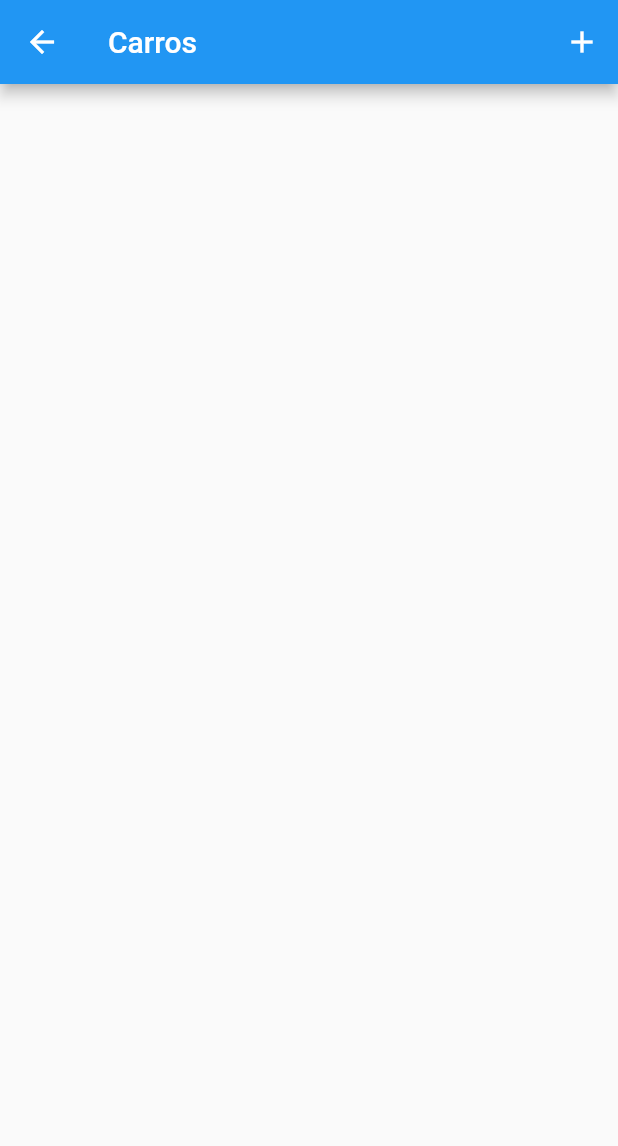
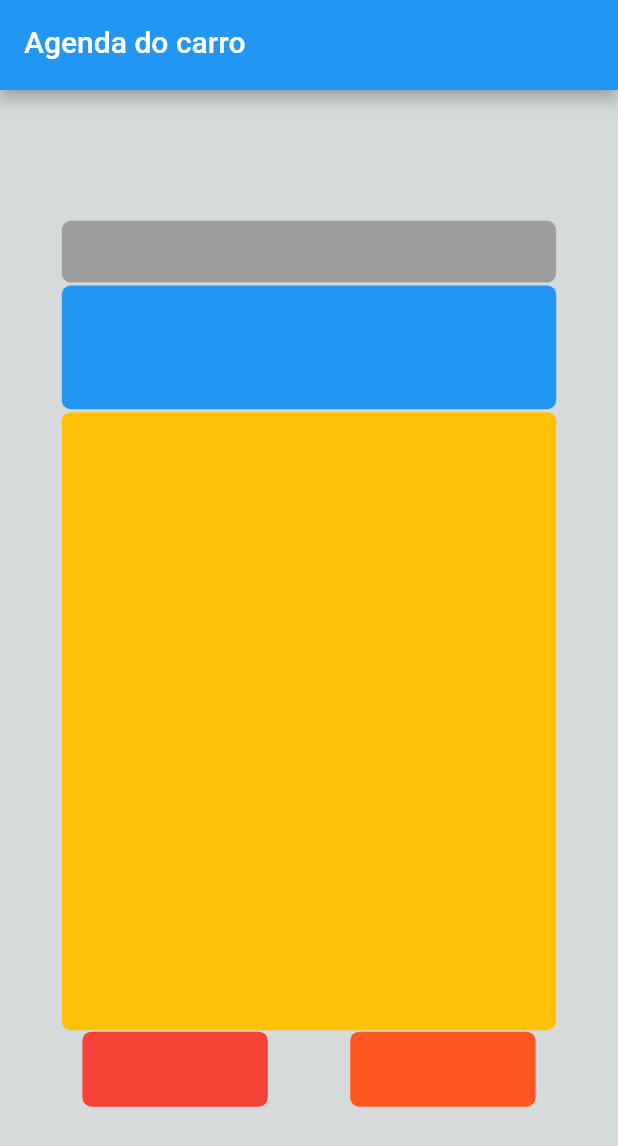
Before and after one commit to samuelserapiao/mobile_engineering_1aojr, a Flutter app: the screen it shows after launch, on a phone screen of 412 x 824 dp. Shown: the top 1146 px of the screen. Run offline on Flutter 3.47's test engine with Material 2 defaults, Android fonts, the phone set to English and light mode, and no system bars; our stand-ins replace cloud_firestore, firebase_core; missing offline and left inert: dart:ffi; accounts and stored records are empty.

Commit message:
mais telas

```diff
--- a/lib/cars/list_car.dart
+++ b/lib/cars/list_car.dart
@@ -1,7 +1,8 @@
 import 'package:cloud_firestore/cloud_firestore.dart';
 import 'package:flutter/material.dart';
+import 'package:mobile_engineering_1aojr/customs/buildAppBar.dart';
 
-import 'add_car2.dart';
+import 'add_car.dart';
 import 'model/car.dart';
 
 class ListCars extends StatefulWidget {
@@ -15,6 +16,7 @@ class _ListCarsState extends State<ListCars> {
   @override
   Widget build(BuildContext context) {
     return Scaffold(
+      // appBar: const BuildAppBar(title: 'Carros'),
       appBar: AppBar(
         title: const Text("Carros"),
         actions: [
@@ -24,7 +26,7 @@ class _ListCarsState extends State<ListCars> {
               Future future = Navigator.push(
                   context,
                   MaterialPageRoute(
-                    builder: (context) => AddCar(),
+                    builder: (context) => const AddCar(),
                   ));
               future.then((car) {
                 if (car != null) insertCar(car);
--- /dev/null
+++ b/lib/customs/buildAppBar.dart
@@ -0,0 +1,50 @@
+import 'package:flutter/material.dart';
+
+class BuildAppBar extends StatelessWidget implements PreferredSizeWidget {
+  final String title;
+
+  const BuildAppBar({Key? key, required this.title}) : super(key: key);
+
+  @override
+  Size get preferredSize => const Size.fromHeight(60.0);
+
+  @override
+  Widget build(BuildContext context) {
+    return AppBar(
+      title: Text(title),
+      // actions: [
+      //   PopupMenuButton(
+      //     itemBuilder: (context) => [
+      //       const PopupMenuItem(
+      //         value: 1,
+      //         child: Text("Início"),
+      //       ),
+      //       const PopupMenuItem(
+      //         value: 2,
+      //         child: Text("Selecionar veículo"),
+      //       ),
+      //       const PopupMenuItem(
+      //         value: 3,
+      //         child: Text("Cadastrar veículo"),
+      //       ),
+      //       const PopupMenuItem(
+      //         value: 4,
+      //         child: Text("Sair"),
+      //       ),
+      //     ],
+      //     onSelected: (int menu) {
+      //       String route = '/';
+      //       // if (menu == 0) Navigator.pushNamed(context, '/');
+      //       // if (menu == 1) Navigator.pushNamed(context, '/listCars');
+      //       // if (menu == 2) Navigator.pushNamed(context, '/addCar');
+      //
+      //       if (menu == 1) route = '/listCars';
+      //       if (menu == 2) route = '/addCar';
+      //
+      //       Navigator.pushNamed(context, route);
+      //     },
+      //   )
+      // ],
+    );
+  }
+}
--- a/lib/home/home.dart
+++ b/lib/home/home.dart
@@ -1,5 +1,11 @@
 import 'package:flutter/material.dart';
+import 'package:mobile_engineering_1aojr/cars/maintenance.dart';
+import 'package:mobile_engineering_1aojr/cars/update_mileage.dart';
+import 'package:mobile_engineering_1aojr/customs/buildAppBar.dart';
+import 'package:mobile_engineering_1aojr/home/schedule_car.dart';
+import 'package:mobile_engineering_1aojr/home/selected_car.dart';
 import 'package:mobile_engineering_1aojr/home/status_car.dart';
+
 import '../util/constants.dart';
 
 class Home extends StatelessWidget {
@@ -10,33 +16,49 @@ class Home extends StatelessWidget {
     return MaterialApp(
       home: Scaffold(
           backgroundColor: colorBackground,
-          appBar: AppBar(
-            actions: [
-              PopupMenuButton(
-                  itemBuilder: (context) => [
-                        const PopupMenuItem(
-                          value: 1,
-                          child: Text("Selecionar veículo"),
-                        ),
-                        const PopupMenuItem(
-                          value: 2,
-                          child: Text("Cadastrar veículo"),
-                        ),
-                        const PopupMenuItem(
-                          value: 3,
-                          child: Text("Sair"),
-                        )
-                      ])
-            ],
-          ),
+          appBar: const BuildAppBar(title: 'Agenda do carro'),
           body: Center(
-            child: Column(
-              mainAxisAlignment: MainAxisAlignment.spaceEvenly,
-              children: const [
-                // ListCars(),
-                StatusCar(),
-                // ScheduleCar()
-              ],
+            child: SingleChildScrollView(
+              child: Column(
+                mainAxisAlignment: MainAxisAlignment.spaceEvenly,
+                children: [
+                  // ListCars(),
+                  const SelectedCar(),
+                  const StatusCar(),
+                  const ScheduleCar(),
+                  Row(
+                    mainAxisAlignment: MainAxisAlignment.spaceEvenly,
+                    children: [
+                      Container(
+                        width: MediaQuery.of(context).size.width * 0.3,
+                        height: 50,
+                        decoration: BoxDecoration(
+                            color: Colors.red,
+                            borderRadius: BorderRadius.circular(6)),
+                        child: GestureDetector(onTap: () {
+                          Navigator.push(
+                              context,
+                              MaterialPageRoute(
+                                  builder: (context) => const UpdateMileage()));
+                        }),
+                      ),
+                      Container(
+                          width: MediaQuery.of(context).size.width * 0.3,
+                          height: 50,
+                          decoration: BoxDecoration(
+                              color: Colors.deepOrange,
+                              borderRadius: BorderRadius.circular(6)),
+                          child: GestureDetector(onTap: () {
+                            Navigator.push(
+                                context,
+                                MaterialPageRoute(
+                                    builder: (context) =>
+                                        const Maintenance()));
+                          }))
+                    ],
+                  )
+                ],
+              ),
             ),
           )),
     );
--- a/lib/home/schedule_car.dart
+++ b/lib/home/schedule_car.dart
@@ -10,17 +10,14 @@ class ScheduleCar extends StatefulWidget {
 class _ScheduleCarState extends State<ScheduleCar> {
   @override
   Widget build(BuildContext context) {
-    return FractionallySizedBox(
-      widthFactor: 0.9,
-      heightFactor: 0.5,
-      child: Container(
-        margin: const EdgeInsets.all(5.0),
-        padding: const EdgeInsets.all(1.0),
-        alignment: Alignment.topCenter,
-        decoration: const BoxDecoration(
-          color: Colors.amber,
-        ),
-      ),
+    return Container(
+      margin: const EdgeInsets.all(1.0),
+      padding: const EdgeInsets.all(1.0),
+      alignment: Alignment.topCenter,
+      width: MediaQuery.of(context).size.width * 0.8,
+      height: MediaQuery.of(context).size.height * 0.5,
+      decoration: BoxDecoration(
+          color: Colors.amber, borderRadius: BorderRadius.circular(6)),
     );
   }
 }
--- /dev/null
+++ b/lib/home/selected_car.dart
@@ -0,0 +1,34 @@
+import 'package:flutter/material.dart';
+import 'package:mobile_engineering_1aojr/cars/list_car.dart';
+
+class SelectedCar extends StatefulWidget {
+  const SelectedCar({Key? key}) : super(key: key);
+
+  @override
+  State<SelectedCar> createState() => _SelectedCarState();
+}
+
+class _SelectedCarState extends State<SelectedCar> {
+  @override
+  Widget build(BuildContext context) {
+    return GestureDetector(
+      onTap: (){
+        Navigator.push(
+          context,
+          MaterialPageRoute(
+              builder: (context) => const ListCars()
+          )
+        );
+      },
+      child: Container(
+        margin: const EdgeInsets.all(1.0),
+        padding: const EdgeInsets.all(1.0),
+        alignment: Alignment.topCenter,
+        width: MediaQuery.of(context).size.width * 0.8,
+        height: MediaQuery.of(context).size.height * 0.05,
+        decoration: BoxDecoration(
+            color: Colors.grey, borderRadius: BorderRadius.circular(6)),
+      ),
+    );
+  }
+}
--- a/lib/home/status_car.dart
+++ b/lib/home/status_car.dart
@@ -11,14 +11,13 @@ class _StatusCarState extends State<StatusCar> {
   @override
   Widget build(BuildContext context) {
     return Container(
-      margin: const EdgeInsets.all(5.0),
+      margin: const EdgeInsets.all(1.0),
       padding: const EdgeInsets.all(1.0),
       alignment: Alignment.topCenter,
-      width: 600,
-      height: 150,
-      decoration: const BoxDecoration(
-        color: Colors.blue,
-      ),
+      width: MediaQuery.of(context).size.width * 0.8,
+      height: MediaQuery.of(context).size.height * 0.1,
+      decoration: BoxDecoration(
+          color: Colors.blue, borderRadius: BorderRadius.circular(6)),
     );
   }
 }
--- a/lib/main.dart
+++ b/lib/main.dart
@@ -1,6 +1,9 @@
 import 'package:firebase_core/firebase_core.dart';
 import 'package:flutter/material.dart';
+import 'package:mobile_engineering_1aojr/cars/add_car.dart';
+import 'package:mobile_engineering_1aojr/cars/update_mileage.dart';
 import 'package:mobile_engineering_1aojr/home/home.dart';
+import 'package:mobile_engineering_1aojr/login.dart';
 
 import 'cars/list_car.dart';
 
@@ -19,10 +22,13 @@ class MyApp extends StatelessWidget {
     return MaterialApp(
       title: 'Home',
       theme: ThemeData(primarySwatch: Colors.blue),
-      initialRoute: '/listCars',
+      initialRoute: '/',
       routes: {
         '/': (context) => const Home(),
-        '/listCars': (context) => const ListCars()
+        '/login': (context) => const Login(),
+        '/listCars': (context) => const ListCars(),
+        '/addCar': (context) => const AddCar(),
+        '/updateMileage': (context) => const UpdateMileage()
       },
     );
   }
```
Also changed, not shown: lib/cars/add_car.dart (+40 -17 lines), lib/cars/add_car2.dart (deleted, +0 -167 lines), lib/cars/maintenance.dart (added, +72 -0 lines), lib/cars/update_mileage.dart (added, +62 -0 lines), lib/customs/DropdownInput.dart (renamed from lib/fields/DropdownInput.dart), lib/customs/buildTextField.dart (renamed from lib/fields/buildTextField.dart).
